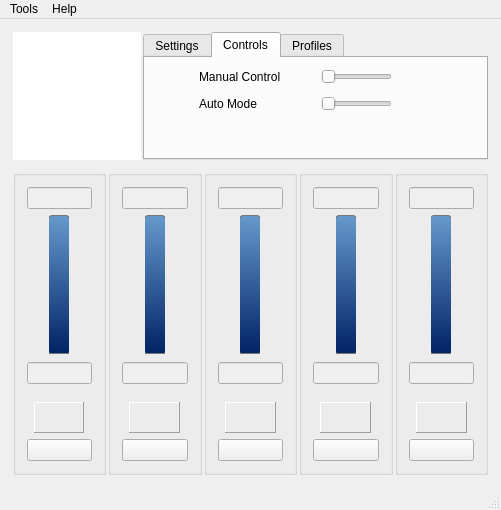
First picture: the form in gui_mainwindow.ui, repository Shub77/phoebetria-code, before the edit.
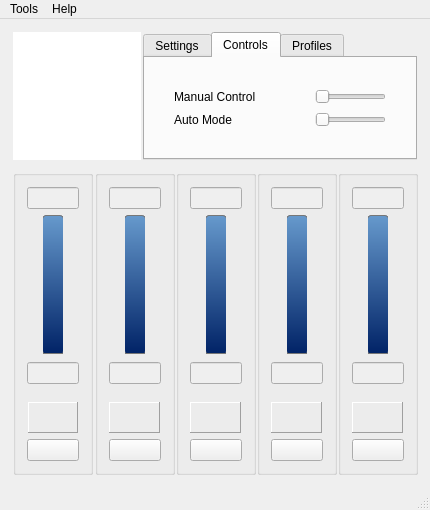
Second picture: the form after the edit. The open tabs and pages were chosen to show the change. Icons and pictures are not drawn.

```diff
--- a/gui_mainwindow.ui
+++ b/gui_mainwindow.ui
@@ -6,7 +6,7 @@
    <rect>
     <x>0</x>
     <y>0</y>
-    <width>501</width>
+    <width>430</width>
     <height>510</height>
    </rect>
   </property>
@@ -391,21 +391,14 @@
          <attribute name="title">
           <string>Controls</string>
          </attribute>
-         <widget class="QWidget" name="horizontalLayoutWidget">
-          <property name="geometry">
-           <rect>
-            <x>10</x>
-            <y>0</y>
-            <width>281</width>
-            <height>64</height>
-           </rect>
-          </property>
+         <layout class="QVBoxLayout" name="verticalLayout_8">
+          <item>
           <layout class="QHBoxLayout" name="horizontalLayout_21">
            <property name="spacing">
-            <number>2</number>
+             <number>0</number>
            </property>
            <property name="margin">
-            <number>2</number>
+             <number>0</number>
            </property>
            <item>
             <spacer name="horizontalSpacer_2">
@@ -414,7 +407,7 @@
              </property>
              <property name="sizeHint" stdset="0">
               <size>
-               <width>40</width>
+                <width>20</width>
                <height>20</height>
               </size>
              </property>
@@ -435,6 +428,12 @@
                </property>
                <item>
                 <widget class="QLabel" name="label_3">
+                  <property name="minimumSize">
+                   <size>
+                    <width>100</width>
+                    <height>0</height>
+                   </size>
+                  </property>
                  <property name="text">
                   <string>Manual Control</string>
                  </property>
@@ -543,10 +542,16 @@
              <item>
               <layout class="QHBoxLayout" name="horizontalLayout_39">
                <property name="spacing">
-                <number>0</number>
+                 <number>6</number>
                </property>
                <item>
                 <widget class="QLabel" name="label_4">
+                  <property name="minimumSize">
+                   <size>
+                    <width>100</width>
+                    <height>0</height>
+                   </size>
+                  </property>
                  <property name="text">
                   <string>Auto Mode</string>
                  </property>
@@ -661,14 +666,15 @@
              </property>
              <property name="sizeHint" stdset="0">
               <size>
-               <width>40</width>
+                <width>20</width>
                <height>20</height>
               </size>
              </property>
             </spacer>
            </item>
           </layout>
-         </widget>
+          </item>
+         </layout>
         </widget>
         <widget class="QWidget" name="tab_Profiles">
          <attribute name="title">
@@ -2355,8 +2361,8 @@
     <rect>
      <x>0</x>
      <y>0</y>
-     <width>501</width>
-     <height>22</height>
+     <width>430</width>
+     <height>21</height>
     </rect>
    </property>
    <widget class="QMenu" name="menuHelp">
```
Left out of the diff: 6 changed lines with no effect on the pictures. Lines whose indentation alone changed are shown as unchanged.
